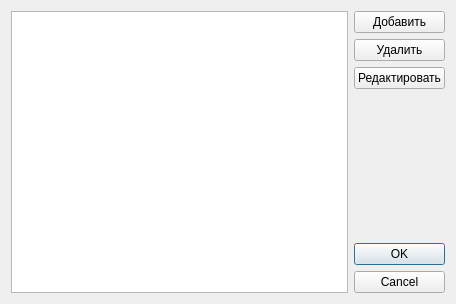
caxapyk/gaoo-cfp, file ui/listview_dialog.ui: the form before one commit.
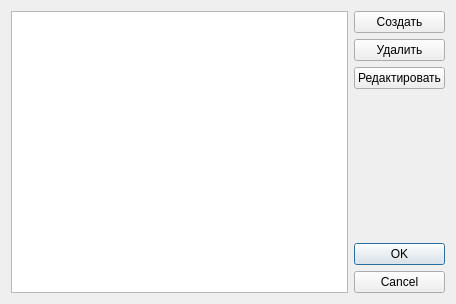
The form after the commit.

```diff
--- a/ui/listview_dialog.ui
+++ b/ui/listview_dialog.ui
@@ -38,7 +38,7 @@
      <item>
       <widget class="QPushButton" name="pushButton_create">
        <property name="text">
-        <string>Добавить</string>
+        <string>Создать</string>
        </property>
       </widget>
      </item>
```
Left out of the diff: 2 changed lines with no effect on the pictures.
